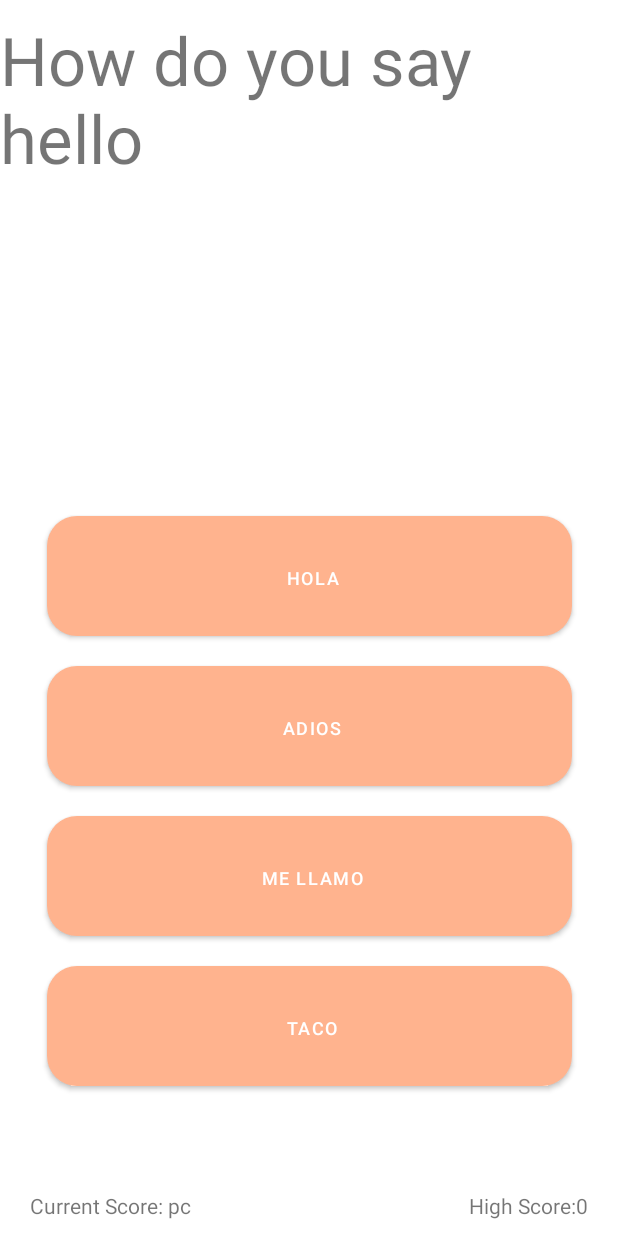
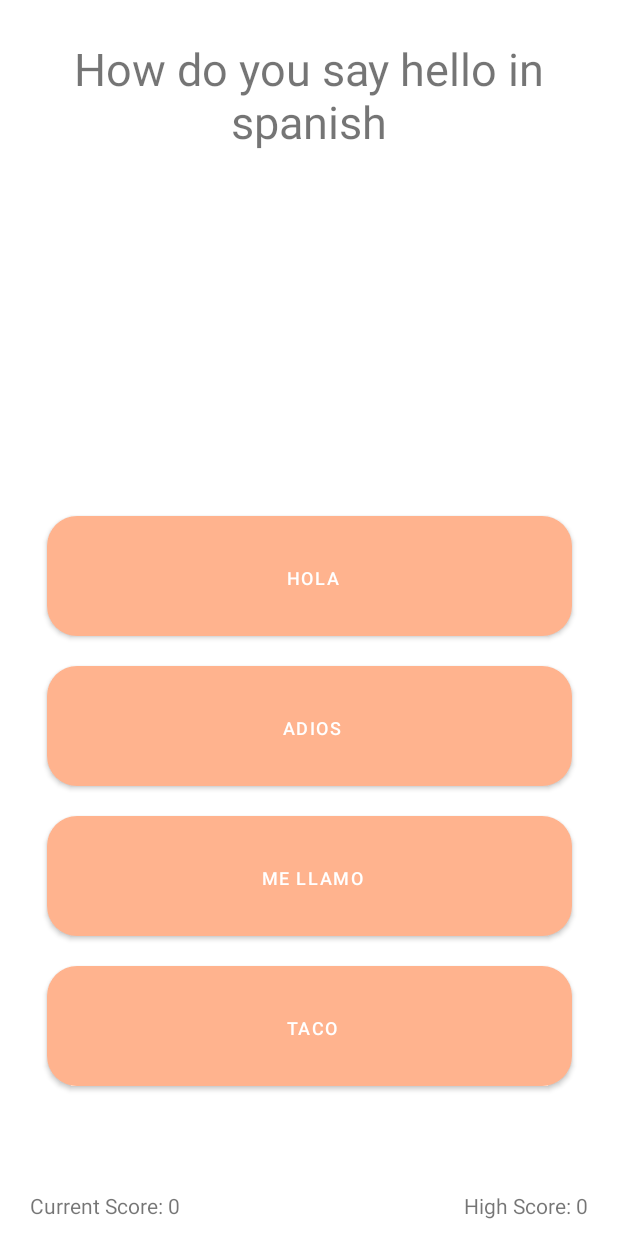
Before and after one commit to theedermartinez/SimpleSpanish, an Android app: the A_0_BasicGreetings_menu_quiz screen opened directly, with no data from a screen before it, on a phone screen of 412 x 824 dp. Run offline under Robolectric (Android 15) with nearby library versions, the phone set to English and light mode, and no system bars.

Commit message:
Turned off sounds from tap. Fixed high score so it stores it correctly[issue was a literal string on startup]

```diff
--- a/app/src/main/java/com/example/simplespanish/A_0_BasicGreetings_menu.java
+++ b/app/src/main/java/com/example/simplespanish/A_0_BasicGreetings_menu.java
@@ -33,6 +33,8 @@ public class A_0_BasicGreetings_menu extends AppCompatActivity {
 
         //lesson button
         Button lesson = findViewById(R.id.a_0_menu_lesson_buttonid);
+        lesson.setSoundEffectsEnabled(false);//turn off sound
+
         lesson.setOnClickListener(v ->
         {
             Intent go = new Intent(A_0_BasicGreetings_menu.this, A_0_BasicGreetings_menu_lesson.class);
@@ -42,6 +44,7 @@ public class A_0_BasicGreetings_menu extends AppCompatActivity {
         //quiz button
 
         Button quiz = findViewById(R.id.a_0_menu_quiz_buttonid);
+        quiz.setSoundEffectsEnabled(false);//turn off sound
         quiz.setOnClickListener(v ->
         {
             Intent go = new Intent(A_0_BasicGreetings_menu.this, A_0_BasicGreetings_menu_quiz.class);
--- a/app/src/main/java/com/example/simplespanish/A_0_BasicGreetings_menu_quiz.java
+++ b/app/src/main/java/com/example/simplespanish/A_0_BasicGreetings_menu_quiz.java
@@ -11,9 +11,11 @@ package com.example.simplespanish;
 
 import android.app.AlertDialog;
 import android.content.Intent;
+import android.content.SharedPreferences;
 import android.os.Bundle;
 import android.widget.Button;
 import android.widget.TextView;
+import android.widget.Toast;
 
 import androidx.activity.EdgeToEdge;
 import androidx.appcompat.app.AppCompatActivity;
@@ -48,11 +50,16 @@ public class A_0_BasicGreetings_menu_quiz extends AppCompatActivity {
         // import full file and put it in a  array one per question to keep track, create a arraylist to keep track of the questions left
         //initialte the buttons
         Button button0 = findViewById(R.id.quiz0_answer0_buttonid);
+        button0.setSoundEffectsEnabled(false);//turn off sound
         Button button1 = findViewById(R.id.quiz0_answer1_buttonid);
+        button1.setSoundEffectsEnabled(false);//turn off sound
         Button button2 = findViewById(R.id.quiz0_answer2_buttonid);
+        button2.setSoundEffectsEnabled(false);//turn off sound
         Button button3 = findViewById(R.id.quiz0_answer3_buttonid);
+        button3.setSoundEffectsEnabled(false);//turn off sound
 
-        //make high score and push it
+        //make high score and push it*********we now use shared memory lets try to get it using it
+        /*
         BufferedReader bf = makeBufferedReader("quiz_high_scores_inorder");
         int highScoreInt = -1;
         try
@@ -62,10 +69,19 @@ public class A_0_BasicGreetings_menu_quiz extends AppCompatActivity {
             pushToFront(highScoreDisplay,"quiz0_maxscore_textid");
             highScoreInt = Integer.parseInt(highScore);
         }
-        catch (Exception e)
+        catch (Exception e)A
         {
             makeAlertStop("Error pushing score");
         }
+        */
+
+        //initiate shared preferences
+
+        SharedPreferences sp = getSharedPreferences("HighScores", MODE_PRIVATE);
+
+        int highScoreInt = sp.getInt("a_0_basic_greetings_menu_quiz",-1);//key and 0 to be defualt value so it is -1
+
+
         //make quiz
         String[][] map = readFileQuiz("a_0_basic_greetings_quiz");
         //dipslay quiz
@@ -73,6 +89,9 @@ public class A_0_BasicGreetings_menu_quiz extends AppCompatActivity {
         {
             makeAlertStop("Error: main A_0_BG_menu_L: failed to get highScore");
         }
+        //push new score to front
+        String highScoreString = Integer.toString(highScoreInt);
+        pushToFront("High Score: "+highScoreString,"quiz0_maxscore_textid");
         //read and display it within we call the check if it is the last one and check high score
         //SUBTRACT ONE TO AVOUD IT GOING OVER AND GET AN INDEX EXCEPTION
         displayFileQuiz(map,button0,button1,button2,button3,map.length - 1,highScoreInt);
@@ -429,13 +448,18 @@ public class A_0_BasicGreetings_menu_quiz extends AppCompatActivity {
     * Author: Eder Martinez
     * purpose: Check if this is the corrct answer, if so it will return a 1 to add to the score otherwise, it will
     * add 0 keeping the score the same
+    * Here we make the sound too!!!!!
+    * Here we make toasts!!!
     *
     *
     * */
     private int checkCorrectAnswer(String correct, String check)
     {
+
+
         if(correct.equals(check))
         {
+
             return 1;
         }
         else
--- a/app/src/main/java/com/example/simplespanish/MainMenu.java
+++ b/app/src/main/java/com/example/simplespanish/MainMenu.java
@@ -31,7 +31,10 @@ public class MainMenu extends AppCompatActivity {
             v.setPadding(systemBars.left, systemBars.top, systemBars.right, systemBars.bottom);
             return insets;
         });
+
+
         Button start = findViewById(R.id.basic_greetings_buttonid);
+        start.setSoundEffectsEnabled(false);
 
         start.setOnClickListener(v ->{
             Intent go = new Intent(MainMenu.this, A_0_BasicGreetings_menu.class);
--- a/app/src/main/res/drawable/button_background_normal.xml
+++ b/app/src/main/res/drawable/button_background_normal.xml
@@ -2,6 +2,5 @@
     android:shape="rectangle">
 
     <solid android:color="@color/dark_peach" />
-
     <corners android:radius="20dp" />
 </shape>
--- a/app/src/main/res/layout/a_0_basic_greetings_menu_quiz.xml
+++ b/app/src/main/res/layout/a_0_basic_greetings_menu_quiz.xml
@@ -6,18 +6,25 @@
     android:id="@+id/a_0_main_quiz"
     android:layout_width="match_parent"
     android:layout_height="match_parent">
-
+<!--use sp to allow growth and resizing as needed
+    Note: must show both begining end top and bottom "parent" in order for the program to know
+    how far to go-->
     <TextView
         android:id="@+id/quiz0_question_textid"
-        android:text="question place holder"
+        android:text="question placeholder lhijjjjjjjjjjjjjjjjjjjjjjjjjjjjj jjjjjjjjjjjjjj jjjjjjjjjjj"
         android:layout_width="wrap_content"
         android:layout_height="wrap_content"
         app:layout_constraintStart_toStartOf="parent"
         app:layout_constraintEnd_toEndOf="parent"
         app:layout_constraintTop_toTopOf="parent"
-        android:textSize="20pt"
-        android:layout_marginTop="10dp"
-        />
+        android:textSize="30dp"
+        android:gravity="center"
+        android:layout_marginTop="15dp"
+        android:layout_marginLeft="15dp"
+        android:layout_marginRight="15dp"
+        android:scrollHorizontally="false"
+        android:singleLine="false"
+        android:padding="10dp"/>
 
     <Button
         android:id="@+id/quiz0_answer0_buttonid"
@@ -102,7 +109,7 @@
         android:layout_width="wrap_content"
         android:layout_height="wrap_content"
         android:height="30dp"
-        android:text="Max Score: 1"
+        android:text="Max Score: Error"
         app:layout_constraintBottom_toBottomOf="parent"
         app:layout_constraintEnd_toEndOf="parent"
         android:layout_marginRight="20dp"
@@ -113,7 +120,7 @@
         android:layout_width="wrap_content"
         android:layout_height="wrap_content"
         android:height="30dp"
-        android:text="Current Score: pc"
+        android:text="Current Score: 0"
         app:layout_constraintBottom_toBottomOf="parent"
         app:layout_constraintStart_toStartOf="parent"
         android:layout_marginLeft="20dp"
--- a/app/src/main/res/layout/activity_main.xml
+++ b/app/src/main/res/layout/activity_main.xml
@@ -5,7 +5,8 @@
     android:id="@+id/main"
     android:layout_width="match_parent"
     android:layout_height="match_parent"
-    tools:context=".MainActivity">
+    tools:context=".MainActivity"
+    >
 
     <!--Basically these are 20 by 9 buttons. witht the theme defined in the colors and the on tap behaviour on ripple
     button. -->
@@ -44,6 +45,7 @@
         android:background="@drawable/ripple_button"
         android:padding="12pt"
         android:elevation="10dp"
+
         />
 
 
--- a/app/src/main/res/raw/a_0_basic_greetings_quiz.txt
+++ b/app/src/main/res/raw/a_0_basic_greetings_quiz.txt
@@ -1,2 +1,2 @@
-How do you say hello, Hola, Adios, Me llamo, Taco, Hola
+How do you say hello in spanish, Hola, Adios, Me llamo, Taco, Hola
 How do you say How are you, Adios, Hola, Como Estas, Si, Como Estas
--- a/app/src/main/res/values-night/themes.xml
+++ b/app/src/main/res/values-night/themes.xml
@@ -7,19 +7,17 @@
             <item name="colorPrimaryVariant">@color/white</item>
             <item name="colorSecondary">@color/dark_peach</item>
             <item name="buttonStyle">@style/ThemeRippleStyle</item>
-            <item name="buttonStyle">@style/StopSound</item>
         </style>
 
     <style name="ThemeRippleStyle" parent = "Widget.MaterialComponents.Button">
         <item name="android:background">?attr/selectableItemBackground</item>
         <item name = "backgroundTint">@color/peach</item>
         <item name = "rippleColor">@color/dark_mint</item>
-    </style>
-
-    <style name="StopSound" parent="Widget.AppCompat.Button">
         <item name = "android:soundEffectsEnabled">false</item>
     </style>
 
 
 
+
+
 </resources>
--- a/app/src/main/res/values/themes.xml
+++ b/app/src/main/res/values/themes.xml
@@ -8,17 +8,14 @@
             <item name="colorPrimaryVariant">@color/black</item>
             <item name="colorSecondary">@color/dark_peach</item>
             <item name="buttonStyle">@style/ThemeRippleStyle</item>
-            <item name="buttonStyle">@style/StopSound</item>
+
         </style>
 
     <style name="ThemeRippleStyle" parent = "Widget.MaterialComponents.Button">
         <item name="android:background">?attr/selectableItemBackground</item>
         <item name = "backgroundTint">@color/peach</item>
         <item name = "rippleColor">@color/dark_mint</item>
-    </style>
-
-    <style name="StopSound" parent="Widget.AppCompat.Button">
-        <item name = "android:soundEffectsEnabled">false</item>
+        <item name="android:soundEffectsEnabled">false</item>
     </style>
 
 
```
Also changed, not shown: app/src/main/java/com/example/simplespanish/A_0_BasicGreetings_menu_quiz_zend.java (+26 -4 lines), app/src/main/java/com/example/simplespanish/MainActivity.java (+55 -0 lines), 4 other files.
